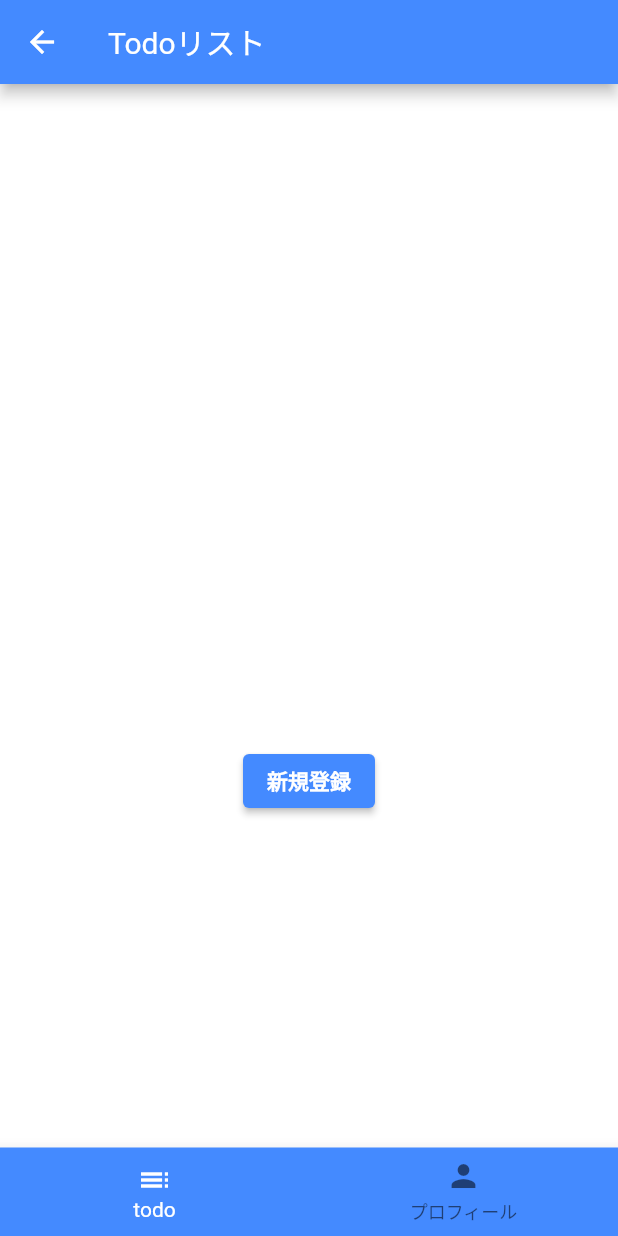
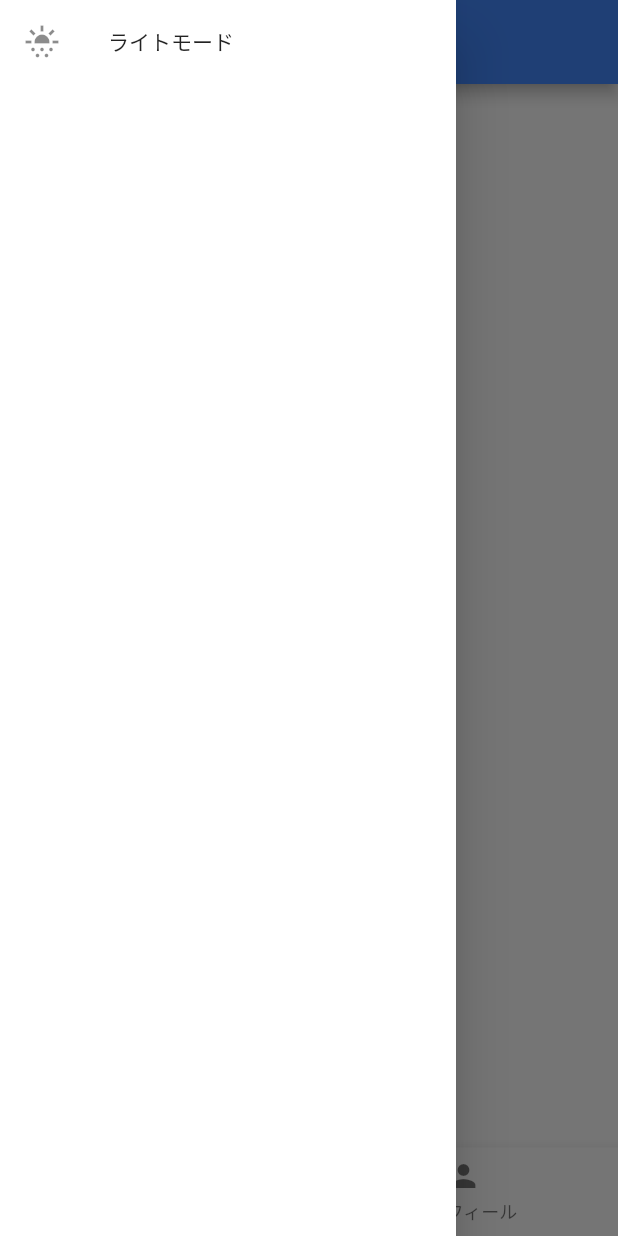
Before and after one commit to koki-to/todo-riverpod1, a Flutter app: the HomePage screen opened by its route, with the side drawer open (before the commit the screen has no drawer), on a phone screen of 412 x 824 dp. Run offline on Flutter 3.47's test engine with Material 2 defaults, Android fonts, the phone set to English and light mode, and no system bars; our stand-ins replace auto_route, cloud_firestore, firebase_auth, firebase_core, flutter_riverpod, flutter_spinkit and 2 more; accounts and stored records are empty.

Commit message:
feat: Drawerの実装

```diff
--- a/lib/features/home/presentation/home_page.dart
+++ b/lib/features/home/presentation/home_page.dart
@@ -3,6 +3,7 @@ import 'package:flutter/material.dart';
 import 'package:flutter_riverpod/flutter_riverpod.dart';
 import 'package:todo_app/features/auth/presentation/user_profile.dart';
 import 'package:todo_app/features/home/application/bottom_navigation_controller.dart';
+import 'package:todo_app/features/home/presentation/widget/custom_drawer.dart';
 import 'package:todo_app/features/todo/presentation/todo_list_page.dart';
 import 'package:todo_app/features/home/presentation/widget/custom_bottom_navigation_bar.dart';
 
@@ -31,6 +32,7 @@ class HomePage extends ConsumerWidget {
       appBar: AppBar(
         title: Text(appBarTitle),
       ),
+      drawer: const CustomDrawer(),
       body: body,
       bottomNavigationBar: const CustomBottomNavigationBar(),
     );
--- a/lib/features/home/presentation/widget/custom_bottom_navigation_bar.dart
+++ b/lib/features/home/presentation/widget/custom_bottom_navigation_bar.dart
@@ -9,8 +9,6 @@ class CustomBottomNavigationBar extends ConsumerWidget {
   Widget build(BuildContext context, WidgetRef ref) {
     final currentPage = ref.watch(bottomNavigationNotifierProvider);
     return BottomNavigationBar(
-      backgroundColor: Colors.blueAccent,
-      selectedItemColor: Colors.white,
       currentIndex: PageType.values.indexOf(currentPage),
       items: const <BottomNavigationBarItem>[
         BottomNavigationBarItem(
--- /dev/null
+++ b/lib/features/home/presentation/widget/custom_drawer.dart
@@ -0,0 +1,37 @@
+import 'package:flutter/material.dart';
+import 'package:flutter_riverpod/flutter_riverpod.dart';
+import 'package:todo_app/utils/theme/app_theme.dart';
+
+class CustomDrawer extends ConsumerWidget {
+  const CustomDrawer({super.key});
+
+  @override
+  Widget build(BuildContext context, WidgetRef ref) {
+    final appTheme = ref.watch(appThemeProvider);
+    return Drawer(
+      child: ListView(
+        children: [
+          appTheme == ThemeMode.light
+              ? ListTile(
+                  leading: const Icon(Icons.dark_mode),
+                  title: const Text('ダークモード'),
+                  onTap: () {
+                    ref
+                        .read(appThemeProvider.notifier)
+                        .changeTheme(ThemeMode.dark);
+                  },
+                )
+              : ListTile(
+                  leading: const Icon(Icons.sunny_snowing),
+                  title: const Text('ライトモード'),
+                  onTap: () {
+                    ref
+                        .read(appThemeProvider.notifier)
+                        .changeTheme(ThemeMode.light);
+                  },
+                )
+        ],
+      ),
+    );
+  }
+}
```
